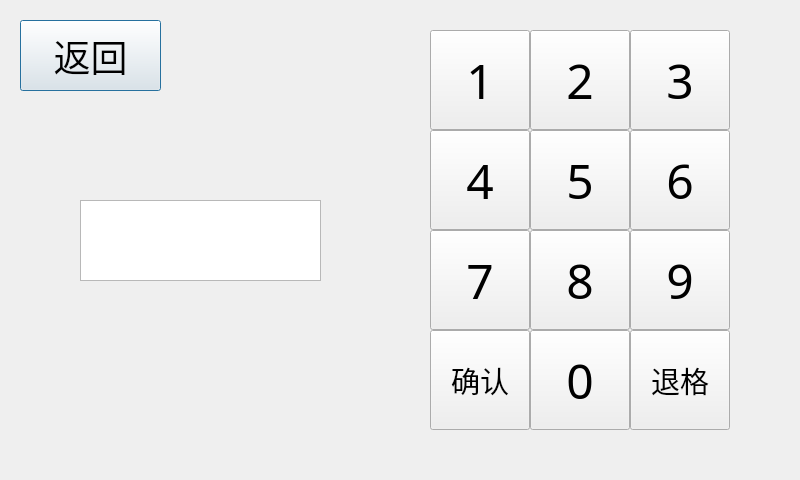
The window that pwdPage.ui (Cloudiful/face-the-door) describes before a commit, drawn with Qt 5.
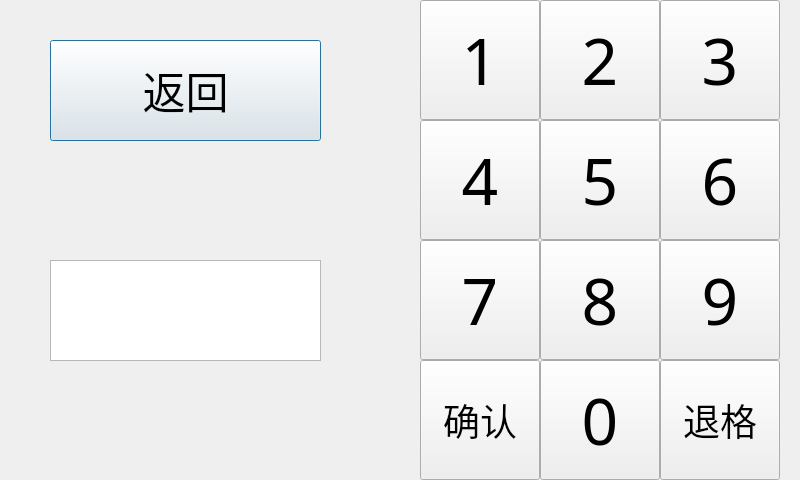
The same window after the commit.

```diff
--- a/pwdPage.ui
+++ b/pwdPage.ui
@@ -16,39 +16,39 @@
   <widget class="QTextEdit" name="textEdit">
    <property name="geometry">
     <rect>
-     <x>80</x>
-     <y>200</y>
-     <width>241</width>
-     <height>81</height>
+     <x>50</x>
+     <y>260</y>
+     <width>271</width>
+     <height>101</height>
     </rect>
    </property>
    <property name="font">
     <font>
      <family>萝莉体</family>
-     <pointsize>28</pointsize>
+     <pointsize>48</pointsize>
     </font>
    </property>
    <property name="html">
     <string>&lt;!DOCTYPE HTML PUBLIC &quot;-//W3C//DTD HTML 4.0//EN&quot; &quot;http://www.w3.org/TR/REC-html40/strict.dtd&quot;&gt;
 &lt;html&gt;&lt;head&gt;&lt;meta name=&quot;qrichtext&quot; content=&quot;1&quot; /&gt;&lt;style type=&quot;text/css&quot;&gt;
 p, li { white-space: pre-wrap; }
-&lt;/style&gt;&lt;/head&gt;&lt;body style=&quot; font-family:'萝莉体'; font-size:28pt; font-weight:400; font-style:normal;&quot;&gt;
-&lt;p style=&quot;-qt-paragraph-type:empty; margin-top:0px; margin-bottom:0px; margin-left:0px; margin-right:0px; -qt-block-indent:0; text-indent:0px; font-size:11pt;&quot;&gt;&lt;br /&gt;&lt;/p&gt;&lt;/body&gt;&lt;/html&gt;</string>
+&lt;/style&gt;&lt;/head&gt;&lt;body style=&quot; font-family:'萝莉体'; font-size:48pt; font-weight:400; font-style:normal;&quot;&gt;
+&lt;p align=&quot;center&quot; style=&quot;-qt-paragraph-type:empty; margin-top:0px; margin-bottom:0px; margin-left:0px; margin-right:0px; -qt-block-indent:0; text-indent:0px;&quot;&gt;&lt;br /&gt;&lt;/p&gt;&lt;/body&gt;&lt;/html&gt;</string>
    </property>
   </widget>
   <widget class="QPushButton" name="pushButton_7">
    <property name="geometry">
     <rect>
-     <x>20</x>
-     <y>20</y>
-     <width>141</width>
-     <height>71</height>
+     <x>50</x>
+     <y>40</y>
+     <width>271</width>
+     <height>101</height>
     </rect>
    </property>
    <property name="font">
     <font>
      <family>萝莉体</family>
-     <pointsize>28</pointsize>
+     <pointsize>32</pointsize>
     </font>
    </property>
    <property name="text">
@@ -58,16 +58,16 @@
   <widget class="QPushButton" name="b2">
    <property name="geometry">
     <rect>
-     <x>530</x>
-     <y>30</y>
-     <width>100</width>
-     <height>100</height>
+     <x>540</x>
+     <y>0</y>
+     <width>120</width>
+     <height>120</height>
     </rect>
    </property>
    <property name="font">
     <font>
      <family>萝莉体</family>
-     <pointsize>36</pointsize>
+     <pointsize>48</pointsize>
     </font>
    </property>
    <property name="text">
@@ -77,16 +77,16 @@
   <widget class="QPushButton" name="b9">
    <property name="geometry">
     <rect>
-     <x>630</x>
-     <y>230</y>
-     <width>100</width>
-     <height>100</height>
+     <x>660</x>
+     <y>240</y>
+     <width>120</width>
+     <height>120</height>
     </rect>
    </property>
    <property name="font">
     <font>
      <family>萝莉体</family>
-     <pointsize>36</pointsize>
+     <pointsize>48</pointsize>
     </font>
    </property>
    <property name="text">
@@ -96,16 +96,16 @@
   <widget class="QPushButton" name="b0">
    <property name="geometry">
     <rect>
-     <x>530</x>
-     <y>330</y>
-     <width>100</width>
-     <height>100</height>
+     <x>540</x>
+     <y>360</y>
+     <width>120</width>
+     <height>120</height>
     </rect>
    </property>
    <property name="font">
     <font>
      <family>萝莉体</family>
-     <pointsize>36</pointsize>
+     <pointsize>48</pointsize>
     </font>
    </property>
    <property name="text">
@@ -115,16 +115,16 @@
   <widget class="QPushButton" name="b7">
    <property name="geometry">
     <rect>
-     <x>430</x>
-     <y>230</y>
-     <width>100</width>
-     <height>100</height>
+     <x>420</x>
+     <y>240</y>
+     <width>120</width>
+     <height>120</height>
     </rect>
    </property>
    <property name="font">
     <font>
      <family>萝莉体</family>
-     <pointsize>36</pointsize>
+     <pointsize>48</pointsize>
     </font>
    </property>
    <property name="text">
@@ -134,16 +134,16 @@
   <widget class="QPushButton" name="b1">
    <property name="geometry">
     <rect>
-     <x>430</x>
-     <y>30</y>
-     <width>100</width>
-     <height>100</height>
+     <x>420</x>
+     <y>0</y>
+     <width>120</width>
+     <height>120</height>
     </rect>
    </property>
    <property name="font">
     <font>
      <family>萝莉体</family>
-     <pointsize>36</pointsize>
+     <pointsize>48</pointsize>
     </font>
    </property>
    <property name="autoFillBackground">
@@ -159,16 +159,16 @@
   <widget class="QPushButton" name="b6">
    <property name="geometry">
     <rect>
-     <x>630</x>
-     <y>130</y>
-     <width>100</width>
-     <height>100</height>
+     <x>660</x>
+     <y>120</y>
+     <width>120</width>
+     <height>120</height>
     </rect>
    </property>
    <property name="font">
     <font>
      <family>萝莉体</family>
-     <pointsize>36</pointsize>
+     <pointsize>48</pointsize>
     </font>
    </property>
    <property name="text">
@@ -178,16 +178,16 @@
   <widget class="QPushButton" name="b4">
    <property name="geometry">
     <rect>
-     <x>430</x>
-     <y>130</y>
-     <width>100</width>
-     <height>100</height>
+     <x>420</x>
+     <y>120</y>
+     <width>120</width>
+     <height>120</height>
     </rect>
    </property>
    <property name="font">
     <font>
      <family>萝莉体</family>
-     <pointsize>36</pointsize>
+     <pointsize>48</pointsize>
     </font>
    </property>
    <property name="text">
@@ -197,16 +197,16 @@
   <widget class="QPushButton" name="bb">
    <property name="geometry">
     <rect>
-     <x>630</x>
-     <y>330</y>
-     <width>100</width>
-     <height>100</height>
+     <x>660</x>
+     <y>360</y>
+     <width>120</width>
+     <height>120</height>
     </rect>
    </property>
    <property name="font">
     <font>
      <family>萝莉体</family>
-     <pointsize>22</pointsize>
+     <pointsize>28</pointsize>
     </font>
    </property>
    <property name="text">
@@ -216,16 +216,16 @@
   <widget class="QPushButton" name="b8">
    <property name="geometry">
     <rect>
-     <x>530</x>
-     <y>230</y>
-     <width>100</width>
-     <height>100</height>
+     <x>540</x>
+     <y>240</y>
+     <width>120</width>
+     <height>120</height>
     </rect>
    </property>
    <property name="font">
     <font>
      <family>萝莉体</family>
-     <pointsize>36</pointsize>
+     <pointsize>48</pointsize>
     </font>
    </property>
    <property name="text">
@@ -235,16 +235,16 @@
   <widget class="QPushButton" name="b5">
    <property name="geometry">
     <rect>
-     <x>530</x>
-     <y>130</y>
-     <width>100</width>
-     <height>100</height>
+     <x>540</x>
+     <y>120</y>
+     <width>120</width>
+     <height>120</height>
     </rect>
    </property>
    <property name="font">
     <font>
      <family>萝莉体</family>
-     <pointsize>36</pointsize>
+     <pointsize>48</pointsize>
     </font>
    </property>
    <property name="text">
@@ -254,16 +254,16 @@
   <widget class="QPushButton" name="by">
    <property name="geometry">
     <rect>
-     <x>430</x>
-     <y>330</y>
-     <width>100</width>
-     <height>100</height>
+     <x>420</x>
+     <y>360</y>
+     <width>120</width>
+     <height>120</height>
     </rect>
    </property>
    <property name="font">
     <font>
      <family>萝莉体</family>
-     <pointsize>22</pointsize>
+     <pointsize>28</pointsize>
     </font>
    </property>
    <property name="text">
@@ -273,16 +273,16 @@
   <widget class="QPushButton" name="b3">
    <property name="geometry">
     <rect>
-     <x>630</x>
-     <y>30</y>
-     <width>100</width>
-     <height>100</height>
+     <x>660</x>
+     <y>0</y>
+     <width>120</width>
+     <height>120</height>
     </rect>
    </property>
    <property name="font">
     <font>
      <family>萝莉体</family>
-     <pointsize>36</pointsize>
+     <pointsize>48</pointsize>
     </font>
    </property>
    <property name="text">
```
Left out of the diff: 14 changed lines with no effect on the pictures.
